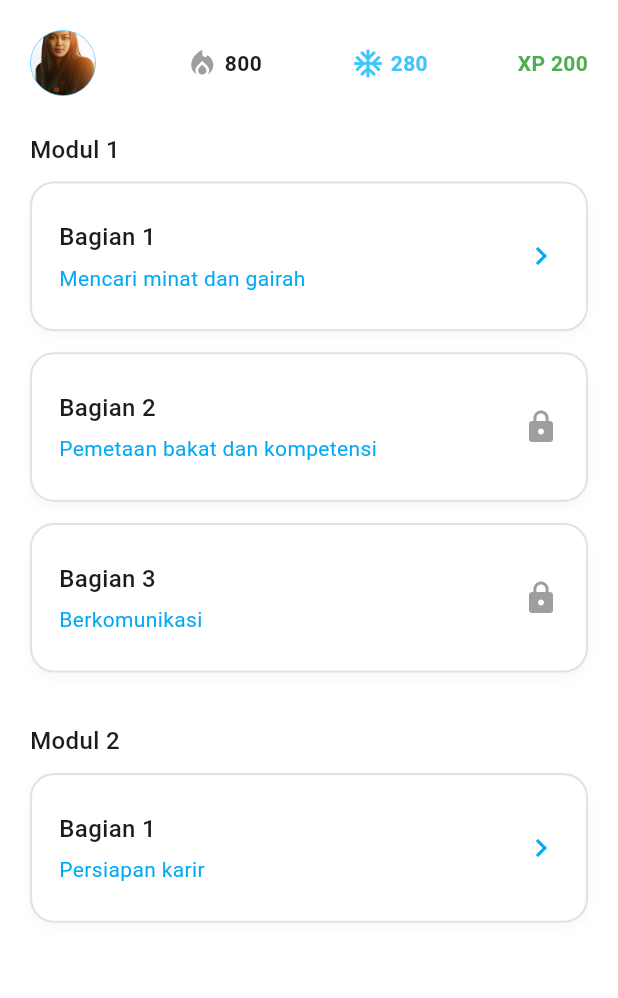
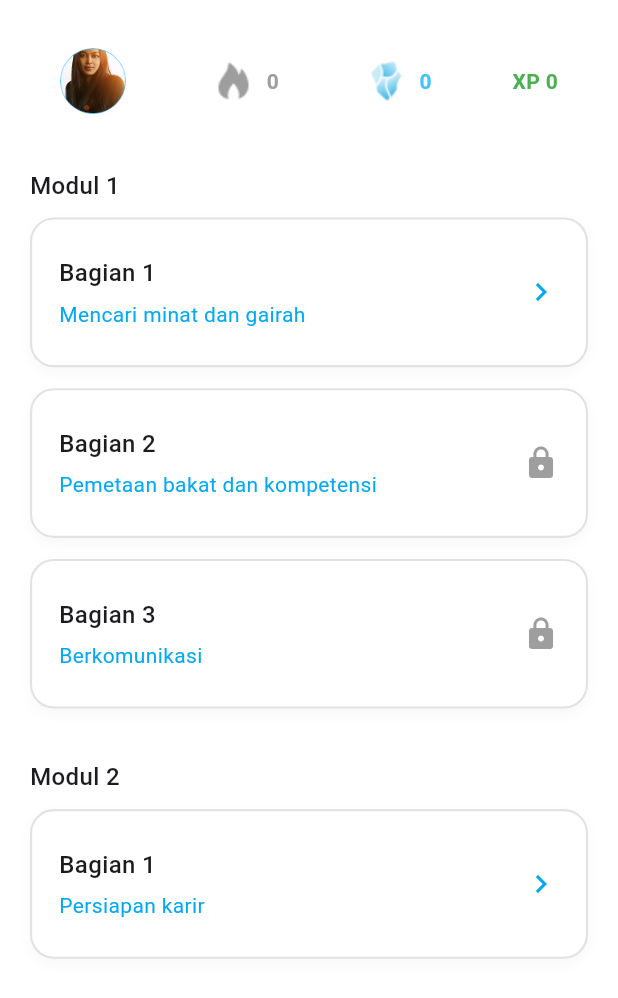
Before and after one commit to chindomiegoreng/mintrix, a Flutter app: the GamePage screen opened directly, on a phone screen of 412 x 824 dp. Shown: the top 998 px of the screen. Run offline on Flutter 3.47's test engine with Material 3 defaults, Android fonts, the phone set to English and light mode, and no system bars; our stand-ins replace bloc, cached_network_image, chewie, dio, equatable, firebase_auth and 9 more; missing offline and left inert: flutter_pdfview, radar_chart, youtube_explode_dart; accounts and stored records are empty; network calls fail; project files that could hold a hidden picture were left out.

Commit message:
Updated : Data dinamis di header, dan active inactive fire

```diff
--- a/lib/features/game/presentation/pages/game_page.dart
+++ b/lib/features/game/presentation/pages/game_page.dart
@@ -1,4 +1,5 @@
 import 'package:flutter/material.dart';
+import 'package:mintrix/widgets/game_header.dart';
 import 'package:shared_preferences/shared_preferences.dart';
 import 'game_detail_page.dart';
 
@@ -56,7 +57,7 @@ class _GamePageState extends State<GamePage> {
           child: Column(
             crossAxisAlignment: CrossAxisAlignment.start,
             children: [
-              _buildHeader(),
+              const GameHeaderWidget(),
               const SizedBox(height: 24),
               _buildModule(context, "Modul 1", [
                 _buildSection(
@@ -117,46 +118,6 @@ class _GamePageState extends State<GamePage> {
       ),
     );
   }
-
-  Widget _buildHeader() {
-    return Row(
-      crossAxisAlignment: CrossAxisAlignment.center,
-      children: [
-        const CircleAvatar(
-          radius: 22,
-          backgroundImage: AssetImage('assets/images/profile.png'),
-        ),
-        const Spacer(),
-        const Icon(Icons.local_fire_department, color: Colors.grey, size: 22),
-        const SizedBox(width: 4),
-        Text(
-          widget.streak.toString(),
-          style: const TextStyle(fontSize: 14, fontWeight: FontWeight.w600),
-        ),
-        const Spacer(),
-        const Icon(Icons.ac_unit, color: Colors.lightBlueAccent, size: 22),
-        const SizedBox(width: 4),
-        Text(
-          widget.gems.toString(),
-          style: const TextStyle(
-            color: Colors.lightBlueAccent,
-            fontSize: 14,
-            fontWeight: FontWeight.w600,
-          ),
-        ),
-        const Spacer(),
-        Text(
-          "XP ${widget.xp}",
-          style: const TextStyle(
-            color: Colors.green,
-            fontSize: 14,
-            fontWeight: FontWeight.w700,
-          ),
-        ),
-      ],
-    );
-  }
-
   Widget _buildModule(
     BuildContext context,
     String title,
--- /dev/null
+++ b/lib/widgets/game_header.dart
@@ -0,0 +1,155 @@
+import 'package:cached_network_image/cached_network_image.dart';
+import 'package:flutter/material.dart';
+import 'package:flutter_bloc/flutter_bloc.dart';
+import 'package:mintrix/features/profile/presentation/bloc/profile_bloc.dart';
+import 'package:mintrix/features/profile/presentation/bloc/profile_state.dart';
+
+class GameHeaderWidget extends StatelessWidget {
+  const GameHeaderWidget({super.key});
+
+  @override
+  Widget build(BuildContext context) {
+    return BlocBuilder<ProfileBloc, ProfileState>(
+      builder: (context, profileState) {
+        if (profileState is ProfileLoading) {
+          return _buildLoadingHeader();
+        }
+
+        if (profileState is ProfileLoaded) {
+          return _buildLoadedHeader(profileState);
+        }
+
+        return _buildDefaultHeader();
+      },
+    );
+  }
+
+  Widget _buildLoadingHeader() {
+    return Padding(
+      padding: const EdgeInsets.symmetric(horizontal: 20, vertical: 12),
+      child: Row(
+        mainAxisAlignment: MainAxisAlignment.spaceBetween,
+        children: [
+          const CircleAvatar(
+            radius: 22,
+            backgroundColor: Colors.grey,
+            child: CircularProgressIndicator(strokeWidth: 2),
+          ),
+          _buildStreakSection(0, false),
+          _buildGemsSection(0),
+          _buildXPSection(0),
+        ],
+      ),
+    );
+  }
+
+  Widget _buildLoadedHeader(ProfileLoaded state) {
+    return Padding(
+      padding: const EdgeInsets.symmetric(horizontal: 20, vertical: 12),
+      child: Row(
+        mainAxisAlignment: MainAxisAlignment.spaceBetween,
+        children: [
+          _buildProfileAvatar(state.foto),
+          _buildStreakSection(state.streakCount, state.streakActive),
+          _buildGemsSection(state.point),
+          _buildXPSection(state.xp),
+        ],
+      ),
+    );
+  }
+
+  Widget _buildDefaultHeader() {
+    return Padding(
+      padding: const EdgeInsets.symmetric(horizontal: 20, vertical: 12),
+      child: Row(
+        mainAxisAlignment: MainAxisAlignment.spaceBetween,
+        children: [
+          const CircleAvatar(
+            radius: 22,
+            backgroundImage: AssetImage('assets/images/profile.png'),
+          ),
+          _buildStreakSection(0, false),
+          _buildGemsSection(0),
+          _buildXPSection(0),
+        ],
+      ),
+    );
+  }
+
+  Widget _buildProfileAvatar(String? foto) {
+    if (foto != null && foto.isNotEmpty) {
+      return CircleAvatar(
+        radius: 22,
+        backgroundImage: CachedNetworkImageProvider(foto),
+        backgroundColor: Colors.grey[200],
+        onBackgroundImageError: (_, __) {},
+        child: foto.isEmpty
+            ? const Icon(Icons.person, size: 22, color: Colors.grey)
+            : null,
+      );
+    }
+
+    return const CircleAvatar(
+      radius: 22,
+      backgroundImage: AssetImage('assets/images/profile.png'),
+      backgroundColor: Colors.grey,
+    );
+  }
+
+  Widget _buildStreakSection(int streakCount, bool isActive) {
+    return Row(
+      children: [
+        // API fire icon - berubah warna berdasarkan streak aktif
+        Image.asset(
+          "assets/icons/fire.png",
+          height: 36,
+          color: isActive && streakCount > 0
+              ? null // Gunakan warna asli (orange/merah)
+              : Colors.grey, // Abu-abu jika tidak aktif
+          colorBlendMode: isActive && streakCount > 0
+              ? BlendMode.dst
+              : BlendMode.srcIn,
+        ),
+        const SizedBox(width: 4),
+        Text(
+          "$streakCount",
+          style: TextStyle(
+            fontSize: 14,
+            fontWeight: FontWeight.w600,
+            color: isActive && streakCount > 0
+                ? Colors.black87
+                : Colors.grey,
+          ),
+        ),
+      ],
+    );
+  }
+
+  Widget _buildGemsSection(int gems) {
+    return Row(
+      children: [
+        Image.asset("assets/icons/icon_diamond.png", height: 36),
+        const SizedBox(width: 4),
+        Text(
+          "$gems",
+          style: const TextStyle(
+            color: Colors.lightBlueAccent,
+            fontSize: 14,
+            fontWeight: FontWeight.w600,
+          ),
+        ),
+      ],
+    );
+  }
+
+  Widget _buildXPSection(int xp) {
+    return Text(
+      "XP $xp",
+      style: const TextStyle(
+        color: Colors.green,
+        fontSize: 14,
+        fontWeight: FontWeight.w700,
+      ),
+    );
+  }
+}
```
Also changed, not shown: lib/features/game/presentation/pages/game_detail_page.dart (+2 -77 lines), lib/features/game/presentation/pages/level_journey_page.dart (+2 -53 lines), lib/features/home/presentation/pages/home_page.dart (+12 -1 lines), lib/features/profile/presentation/pages/profile_page.dart (+10 -1 lines).
